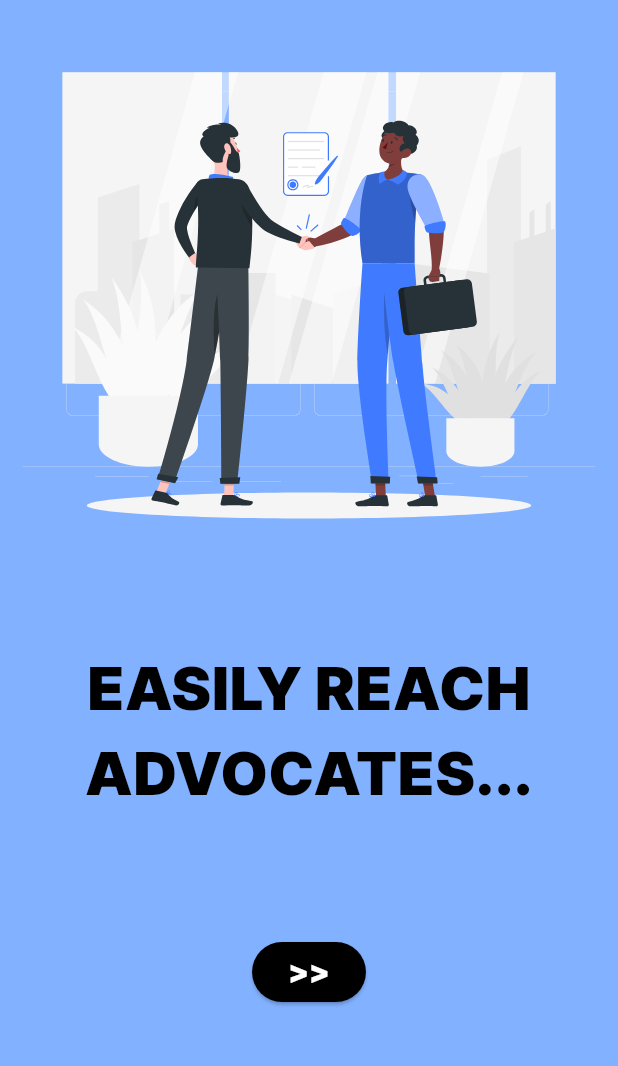
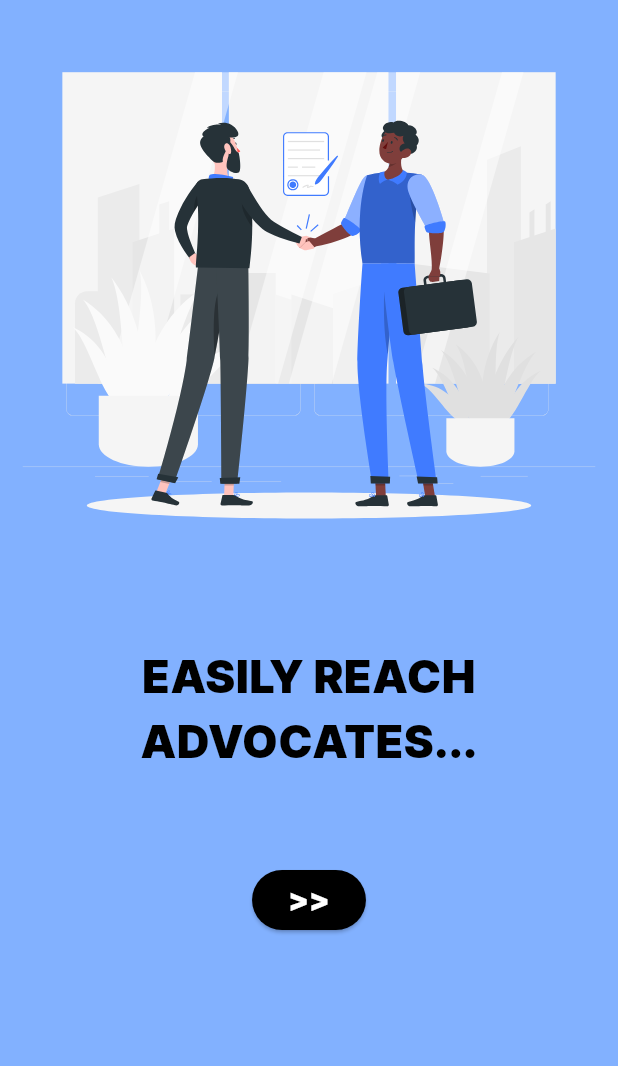
Before and after one commit to Veritas-app/veritas_app, a Flutter app: the screen it shows after launch, after a tap on "I need an ADVOCATE", on a phone screen of 412 x 824 dp, the part 84-1150 px from its top. Run offline on Flutter 3.47's test engine with Material 3 defaults, Android fonts, the phone set to English and light mode, and no system bars; our stand-ins replace flutter_svg.

Commit message:
issue in clientfeature.dart

```diff
--- a/lib/pages/clientfeature.dart
+++ b/lib/pages/clientfeature.dart
@@ -7,6 +7,21 @@ class clfeat extends StatefulWidget {
 }
 
 class _clfeatState extends State<clfeat> {
+  int counter = 1;
+
+  Map feattext = {
+    1: "EASILY REACH ADVOCATES...",
+    2: "CLEAR YOUR DOUBTS RELATED TO YOUR CASE...",
+    3: "PRIVACY REGARDING THE CASE",
+    4: "GET TOP LAWYERS NEAR YOUR AREA",
+  };
+  Map featimg = {
+    1: "assets/images/Business deal.svg",
+    2: "assets/images/Chat bot-pana 1.svg",
+    3: "",
+    4: "",
+  };
+
   @override
   Widget build(BuildContext context) {
     return MaterialApp(
@@ -29,19 +44,19 @@ class _clfeatState extends State<clfeat> {
                   ),
                 ),
                 SvgPicture.asset(
-                  "assets/images/Business deal.svg",
+                  featimg[counter],
                   height: 400, width: 400,
                   fit: BoxFit.scaleDown,
                   alignment: Alignment.center,
                 ),
                 Container(
-                  padding: EdgeInsets.all(20),
+                  padding: EdgeInsets.only(top: 20),
 
-                  child: Text("EASILY REACH ADVOCATES...",
+                  child: Text(feattext[counter],
                     textAlign: TextAlign.center,
                     style: TextStyle(
                       fontFamily: "Inter",
-                      fontSize: 40.0,
+                      fontSize: 30.0,
                       color: Colors.black,
                       fontWeight: FontWeight.w700, // NOTE THE FONT WEIGHT OF
                       // ######## THIS TEXT IT DOESNT LOOK GOOD
@@ -51,7 +66,11 @@ class _clfeatState extends State<clfeat> {
                 Container(
                   padding: EdgeInsets.only(top:60),
                   child: ElevatedButton(
-                    onPressed: () {},
+                    onPressed: () {
+                      setState(() {
+                        counter++;
+                      });;
+                    },
                     style: ButtonStyle(
                       backgroundColor: MaterialStatePropertyAll<Color>(Colors.black),
                     ),
@@ -73,3 +92,15 @@ class _clfeatState extends State<clfeat> {
     );
   }
 }
+
+// class featurepage {
+//
+//   String text;
+//   Svg img;
+//
+//   featurepage(String text, Svg img){
+//     this.text = text;
+//     this.img = img;
+//   }
+//
+// }
```
Also changed, not shown: assets/images/Chat bot-pana 1.svg (added).
